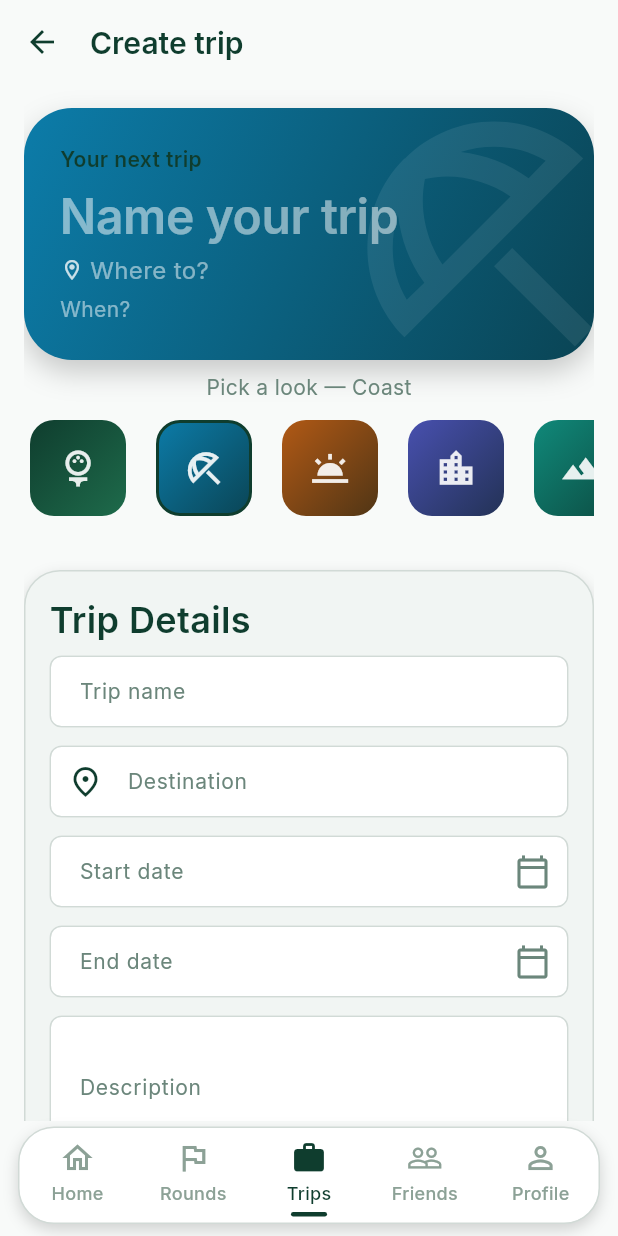
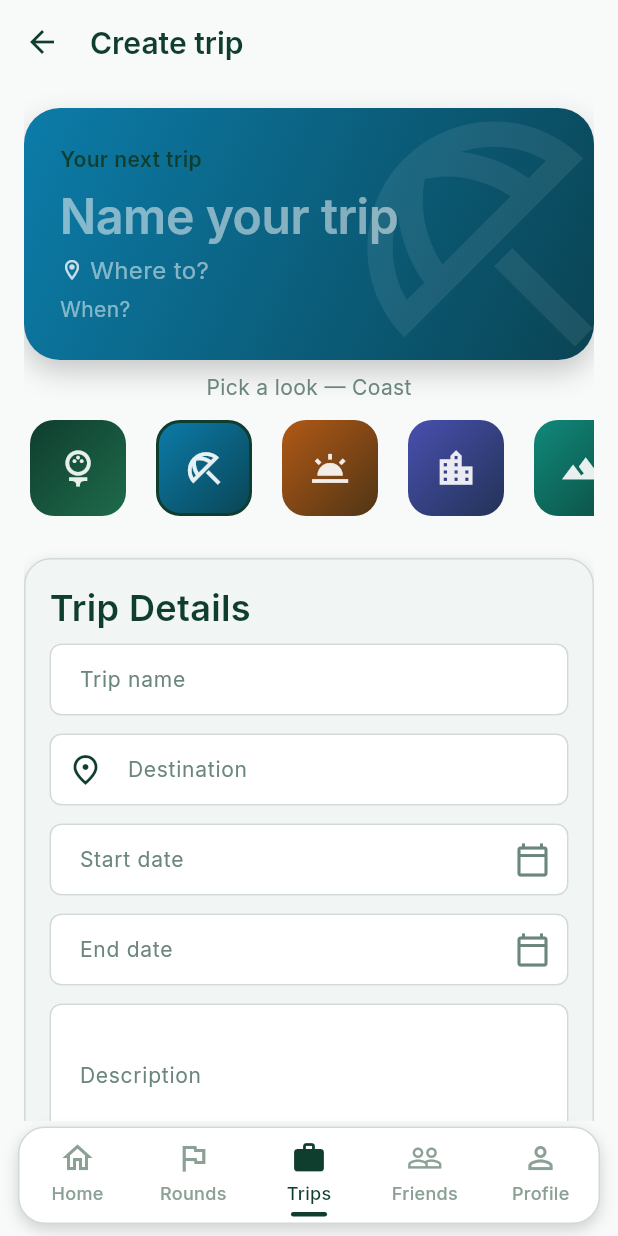
Before and after one commit to Tiamana03/Qaddy, a Flutter app: the CreateTripScreen screen opened by its route, after a tap on the "beach access" icon, on a phone screen of 412 x 824 dp. Run offline on Flutter 3.47's test engine with Material 3 defaults, Android fonts, the phone set to English and light mode, and no system bars; our stand-ins replace flutter_riverpod, go_router, sentry_flutter, share_plus, shared_preferences, supabase_flutter; accounts and stored records are empty.

Commit message:
design: the mockups are the source of truth - amber gold, vivid selected green, tighter spacing, rounder-down cards
Measured across the approved mockups (median of several samples each) and
written back into the design tokens, which now follow the mockups:
- gold #D4AF37 -> #F8B64D; gold gradient #FBBD55 -> #F5B547 (lighter top)
- new 'selected' token #01813D for every selected state (segments, chips,
  switch on, checkbox, dialog medallion)
- pagePadding 24 -> 12, sectionGap 32 -> 24, cardGap 16 -> 12
- radius large 24 -> 18, extraLarge 32 -> 24
Quick-action tiles are plain white glyphs with the first tile filled green, as
in the mockup; section titles are white semibold with a quiet grey 'See all ›'.

Co-Authored-By: Claude Sonnet 5.5 <noreply@anthropic.com>

```diff
--- a/lib/core/theme/qaddy_colours.dart
+++ b/lib/core/theme/qaddy_colours.dart
@@ -53,7 +53,7 @@ class QaddyColours extends ThemeExtension<QaddyColours> {
   /// Dark Mode — Qaddy's primary theme.
   static const QaddyColours dark = QaddyColours(
     primary: Color(0xFF0F3D2E),
-    gold: Color(0xFFD4AF37),
+    gold: Color(0xFFF8B64D),
     secondary: Color(0xFF1E6B4B),
     backgroundBase: Color(0xFF081B14),
     background: Color(0xFF081B14),
@@ -90,7 +90,7 @@ class QaddyColours extends ThemeExtension<QaddyColours> {
   /// (not asset-sourced); see colours.md's "Light Theme" section.
   static const QaddyColours light = QaddyColours(
     primary: Color(0xFF0F3D2E),
-    gold: Color(0xFFD4AF37),
+    gold: Color(0xFFF8B64D),
     secondary: Color(0xFF1E6B4B),
     backgroundBase: Color(0xFF081B14),
     background: Color(0xFFF8FAF9),
@@ -132,7 +132,8 @@ class QaddyColours extends ThemeExtension<QaddyColours> {
   static const LinearGradient _goldGradient = LinearGradient(
     begin: Alignment.topLeft,
     end: Alignment.bottomRight,
-    colors: <Color>[Color(0xFFD4AF37), Color(0xFFF4D676)],
+    // Lighter at the top, deeper at the bottom: the approved mockups' CTA.
+    colors: <Color>[Color(0xFFFBBD55), Color(0xFFF5B547)],
   );
   static const LinearGradient _premiumGradient = LinearGradient(
     begin: Alignment.topLeft,
@@ -248,6 +249,12 @@ class QaddyColours extends ThemeExtension<QaddyColours> {
   /// any theme built from these tokens. [primary] remains the right choice
   /// for *filled* surfaces such as the primary button.
   Color get accent => background.computeLuminance() < 0.5 ? gold : primary;
+
+  /// The vivid green of a selected state in the approved mockups: the active
+  /// segment, tab and filter, a switch that is on, a checked box, a
+  /// "Confirmed" pill. [secondary] stays the deeper green used in gradients.
+  /// Measured across the mockups at about #01813D; the same in both themes.
+  Color get selected => const Color(0xFF01813D);
 
   @override
   QaddyColours copyWith({
--- a/lib/core/theme/qaddy_radius.dart
+++ b/lib/core/theme/qaddy_radius.dart
@@ -29,8 +29,8 @@ class QaddyRadius extends ThemeExtension<QaddyRadius> {
   static const QaddyRadius standard = QaddyRadius(
     small: 8,
     medium: 16,
-    large: 24,
-    extraLarge: 32,
+    large: 18,
+    extraLarge: 24,
     pill: 999,
     borderWidthDefault: 1,
     borderWidthFocused: 2,
--- a/lib/core/theme/qaddy_spacing.dart
+++ b/lib/core/theme/qaddy_spacing.dart
@@ -44,11 +44,11 @@ class QaddySpacing extends ThemeExtension<QaddySpacing> {
     xxxl: 40,
     display: 48,
     hero: 64,
-    pagePadding: 24,
+    pagePadding: 12,
     cardPadding: 16,
     buttonPadding: 12,
-    sectionGap: 32,
-    cardGap: 16,
+    sectionGap: 24,
+    cardGap: 12,
     iconButtonSize: 48,
   );
 
--- a/lib/core/theme/qaddy_theme.dart
+++ b/lib/core/theme/qaddy_theme.dart
@@ -164,12 +164,12 @@ abstract final class QaddyTheme {
         ),
         trackColor: WidgetStateProperty.resolveWith(
           (states) => states.contains(WidgetState.selected)
-              ? colours.secondary
+              ? colours.selected
               : colours.surface2,
         ),
         trackOutlineColor: WidgetStateProperty.resolveWith(
           (states) => states.contains(WidgetState.selected)
-              ? colours.secondary
+              ? colours.selected
               : colours.border,
         ),
       ),
@@ -210,7 +210,7 @@ abstract final class QaddyTheme {
       checkboxTheme: CheckboxThemeData(
         fillColor: WidgetStateProperty.resolveWith(
           (states) => states.contains(WidgetState.selected)
-              ? colours.secondary
+              ? colours.selected
               : Colors.transparent,
         ),
         checkColor: WidgetStatePropertyAll<Color>(colorScheme.onPrimary),
--- a/lib/core/widgets/actions/qaddy_quick_actions.dart
+++ b/lib/core/widgets/actions/qaddy_quick_actions.dart
@@ -9,7 +9,6 @@ import 'package:qaddy/core/theme/qaddy_shadows.dart';
 import 'package:qaddy/core/theme/qaddy_spacing.dart';
 import 'package:qaddy/core/theme/qaddy_typography.dart';
 import 'package:qaddy/core/utils/haptics.dart';
-import 'package:qaddy/core/widgets/badges/qaddy_icon_badge.dart';
 import 'package:qaddy/core/widgets/motion/qaddy_fade_slide_in.dart';
 
 /// One shortcut: an icon, a short label and where it goes.
@@ -19,6 +18,7 @@ class QaddyQuickAction {
     required this.label,
     required this.colour,
     required this.onTap,
+    this.featured = false,
   });
 
   /// The shortcut's icon.
@@ -32,6 +32,10 @@ class QaddyQuickAction {
 
   /// Opens the destination.
   final VoidCallback onTap;
+
+  /// The one tile that is filled green, as "Book a Round" is in the mockups:
+  /// the shortcut to the thing a golfer most often wants.
+  final bool featured;
 }
 
 /// A row of equal shortcut tiles that arrive one after another.
@@ -87,10 +91,12 @@ class _ActionTile extends StatelessWidget {
       onTap: action.onTap,
       child: DecoratedBox(
         decoration: BoxDecoration(
-          color: colours.card,
+          color: action.featured ? colours.secondary : colours.card,
           borderRadius: borderRadius,
           border: Border.all(
-            color: colours.border,
+            color: action.featured
+                ? colours.selected.withValues(alpha: 0.55)
+                : colours.border,
             width: radius.borderWidthDefault,
           ),
           boxShadow: shadows.medium,
@@ -114,10 +120,12 @@ class _ActionTile extends StatelessWidget {
                 child: Column(
                   mainAxisSize: MainAxisSize.min,
                   children: <Widget>[
-                    QaddyIconBadge(
-                      icon: action.icon,
-                      colour: action.colour,
-                      size: 44,
+                    Icon(
+                      action.icon,
+                      size: 28,
+                      color: action.featured
+                          ? theme.colorScheme.onPrimary
+                          : colours.textPrimary,
                     ),
                     SizedBox(height: spacing.sm),
                     Text(
@@ -126,8 +134,9 @@ class _ActionTile extends StatelessWidget {
                       textAlign: TextAlign.center,
                       overflow: TextOverflow.ellipsis,
                       style: typography.navigation.copyWith(
-                        color: colours.textPrimary,
-                        fontWeight: FontWeight.w600,
+                        color: action.featured
+                            ? theme.colorScheme.onPrimary
+                            : colours.textPrimary,
                       ),
                     ),
                   ],
--- a/lib/core/widgets/dialogs/qaddy_confirm_dialog.dart
+++ b/lib/core/widgets/dialogs/qaddy_confirm_dialog.dart
@@ -39,7 +39,7 @@ Future<bool> showQaddyConfirm(
       final colours = theme.extension<QaddyColours>()!;
       final spacing = theme.extension<QaddySpacing>()!;
 
-      final tone = destructive ? colours.error : colours.secondary;
+      final tone = destructive ? colours.error : colours.selected;
       final onTone = destructive
           ? theme.colorScheme.onError
           : theme.colorScheme.onPrimary;
@@ -163,7 +163,7 @@ Future<void> showQaddyNotice(
       return PopScope(
         canPop: dismissible,
         child: _DialogSurface(
-          tone: colours.secondary,
+          tone: colours.selected,
           onTone: theme.colorScheme.onPrimary,
           icon: icon,
           title: title,
--- a/lib/core/widgets/forms/qaddy_chip_selector.dart
+++ b/lib/core/widgets/forms/qaddy_chip_selector.dart
@@ -146,7 +146,7 @@ class _QaddyChip extends StatelessWidget {
       onTap: tap,
       child: Material(
         color: selected
-            ? colours.secondary.withValues(alpha: 0.24)
+            ? colours.selected.withValues(alpha: 0.24)
             : Colors.transparent,
         borderRadius: BorderRadius.circular(radius.large),
         child: InkWell(
@@ -159,7 +159,7 @@ class _QaddyChip extends StatelessWidget {
             decoration: BoxDecoration(
               borderRadius: BorderRadius.circular(radius.large),
               border: Border.all(
-                color: selected ? colours.secondary : colours.border,
+                color: selected ? colours.selected : colours.border,
                 width: selected
                     ? radius.borderWidthFocused
                     : radius.borderWidthDefault,
--- a/lib/core/widgets/forms/qaddy_segmented_control.dart
+++ b/lib/core/widgets/forms/qaddy_segmented_control.dart
@@ -75,7 +75,7 @@ class QaddySegmentedControl<T> extends StatelessWidget {
                 },
                 child: Material(
                   color: segment.value == selected
-                      ? colours.secondary
+                      ? colours.selected
                       : Colors.transparent,
                   borderRadius: BorderRadius.circular(radius.small),
                   child: InkWell(
--- a/lib/core/widgets/headings/qaddy_section_heading.dart
+++ b/lib/core/widgets/headings/qaddy_section_heading.dart
@@ -50,7 +50,11 @@ class QaddySectionHeading extends StatelessWidget {
                     title,
                     maxLines: 1,
                     overflow: TextOverflow.ellipsis,
-                    style: typography.h3.copyWith(color: colours.textPrimary),
+                    // White, semibold: the approved mockups' section title.
+                    style: typography.h4.copyWith(
+                      color: colours.textPrimary,
+                      fontWeight: FontWeight.w600,
+                    ),
                   ),
                 ),
                 if (count != null && count > 0) ...<Widget>[
@@ -81,12 +85,24 @@ class QaddySectionHeading extends StatelessWidget {
         ),
         if (actionLabel != null && onAction != null)
           TextButton(
+            // A quiet grey "See all ›", as in the mockups, not a gold link.
             style: TextButton.styleFrom(
+              foregroundColor: colours.textSecondary,
               minimumSize: const Size(48, 44),
               padding: EdgeInsets.symmetric(horizontal: spacing.sm),
             ),
             onPressed: onAction,
-            child: Text(actionLabel!),
+            child: Row(
+              mainAxisSize: MainAxisSize.min,
+              children: <Widget>[
+                Text(actionLabel!, style: typography.small),
+                Icon(
+                  Icons.chevron_right,
+                  size: 18,
+                  color: colours.textSecondary,
+                ),
+              ],
+            ),
           ),
       ],
     );
--- a/lib/features/dashboard/ui/screens/dashboard_screen.dart
+++ b/lib/features/dashboard/ui/screens/dashboard_screen.dart
@@ -68,6 +68,7 @@ class DashboardScreen extends ConsumerWidget {
     final quickActions = <QaddyQuickAction>[
       QaddyQuickAction(
         icon: live == null ? Icons.sports_golf : Icons.play_arrow_rounded,
+        featured: true,
         label: live == null ? 'Start a round' : 'Continue round',
         colour: colours.accentTeal,
         onTap: () => live == null
--- a/lib/features/dashboard/ui/widgets/your_game_card.dart
+++ b/lib/features/dashboard/ui/widgets/your_game_card.dart
@@ -132,9 +132,15 @@ class YourGameCard extends StatelessWidget {
                 const Expanded(child: QaddyEyebrow('Your game')),
                 Text(
                   'All stats',
-                  style: typography.small.copyWith(color: colours.accent),
+                  style: typography.small.copyWith(
+                    color: colours.textSecondary,
+                  ),
                 ),
-                Icon(Icons.chevron_right, color: colours.accent, size: 18),
+                Icon(
+                  Icons.chevron_right,
+                  color: colours.textSecondary,
+                  size: 18,
+                ),
               ],
             ),
             SizedBox(height: spacing.md),
--- a/lib/features/rounds/ui/widgets/standings_preview.dart
+++ b/lib/features/rounds/ui/widgets/standings_preview.dart
@@ -64,7 +64,11 @@ class StandingsPreview extends StatelessWidget {
                     maxLines: 1,
                   ),
                 ),
-                Icon(Icons.chevron_right, color: colours.accent, size: 18),
+                Icon(
+                  Icons.chevron_right,
+                  color: colours.textSecondary,
+                  size: 18,
+                ),
               ],
             ),
             SizedBox(height: spacing.md),
```
Also changed, not shown: 4 other files.
